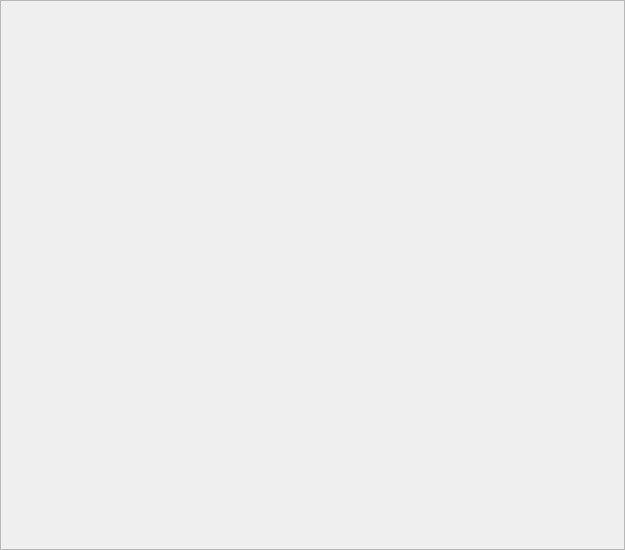
EduardZherdiev/PowerSubstationMonitoring, file reportdialog.ui: the form before one commit.
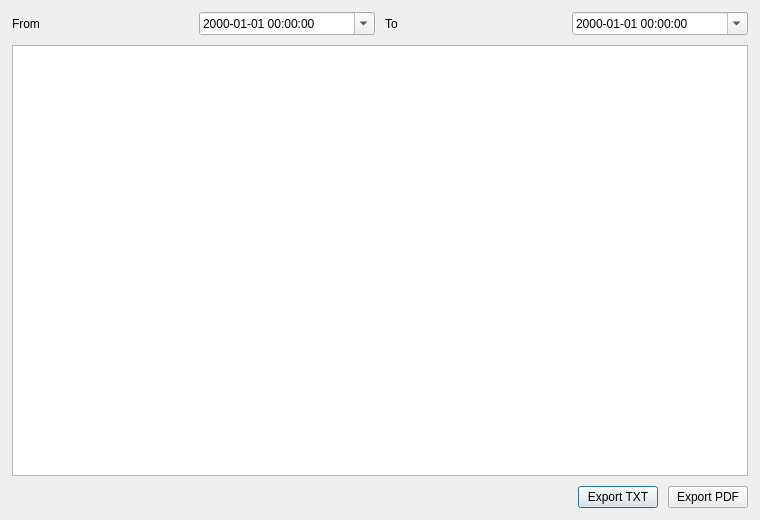
The form after the commit.

Commit message: feat: add report with export to pdf,txt

Patch:
```diff
--- a/reportdialog.ui
+++ b/reportdialog.ui
@@ -1,18 +1,111 @@
 <?xml version="1.0" encoding="UTF-8"?>
 <ui version="4.0">
  <class>ReportDialog</class>
- <widget class="QScrollArea" name="ReportDialog">
+ <widget class="QDialog" name="ReportDialog">
   <property name="geometry">
    <rect>
     <x>0</x>
     <y>0</y>
-    <width>625</width>
-    <height>550</height>
+    <width>760</width>
+    <height>520</height>
    </rect>
   </property>
   <property name="windowTitle">
    <string>ScrollArea</string>
   </property>
+  <layout class="QVBoxLayout" name="verticalLayout">
+   <property name="spacing">
+    <number>10</number>
+   </property>
+   <property name="leftMargin">
+    <number>12</number>
+   </property>
+   <property name="topMargin">
+    <number>12</number>
+   </property>
+   <property name="rightMargin">
+    <number>12</number>
+   </property>
+   <property name="bottomMargin">
+    <number>12</number>
+   </property>
+   <item>
+    <layout class="QHBoxLayout" name="filterLayout">
+     <item>
+      <widget class="QLabel" name="fromLabel">
+       <property name="text">
+        <string>From</string>
+       </property>
+      </widget>
+     </item>
+     <item>
+      <widget class="QDateTimeEdit" name="fromEdit">
+       <property name="calendarPopup">
+        <bool>true</bool>
+       </property>
+       <property name="displayFormat">
+        <string>yyyy-MM-dd HH:mm:ss</string>
+       </property>
+      </widget>
+     </item>
+     <item>
+      <widget class="QLabel" name="toLabel">
+       <property name="text">
+        <string>To</string>
+       </property>
+      </widget>
+     </item>
+     <item>
+      <widget class="QDateTimeEdit" name="toEdit">
+       <property name="calendarPopup">
+        <bool>true</bool>
+       </property>
+       <property name="displayFormat">
+        <string>yyyy-MM-dd HH:mm:ss</string>
+       </property>
+      </widget>
+     </item>
+    </layout>
+   </item>
+   <item>
+    <widget class="QTextEdit" name="previewEdit">
+     <property name="readOnly">
+      <bool>true</bool>
+     </property>
+    </widget>
+   </item>
+   <item>
+    <layout class="QHBoxLayout" name="buttonsLayout">
+     <item>
+      <spacer name="horizontalSpacer">
+       <property name="orientation">
+        <enum>Qt::Orientation::Horizontal</enum>
+       </property>
+       <property name="sizeHint" stdset="0">
+        <size>
+         <width>40</width>
+         <height>20</height>
+        </size>
+       </property>
+      </spacer>
+     </item>
+     <item>
+      <widget class="QPushButton" name="exportTxtButton">
+       <property name="text">
+        <string>Export TXT</string>
+       </property>
+      </widget>
+     </item>
+     <item>
+      <widget class="QPushButton" name="exportPdfButton">
+       <property name="text">
+        <string>Export PDF</string>
+       </property>
+      </widget>
+     </item>
+    </layout>
+   </item>
+  </layout>
  </widget>
  <resources/>
  <connections/>
```
Left out of the diff: 2 changed lines with no effect on the pictures. The commit also changes 7 other files.
